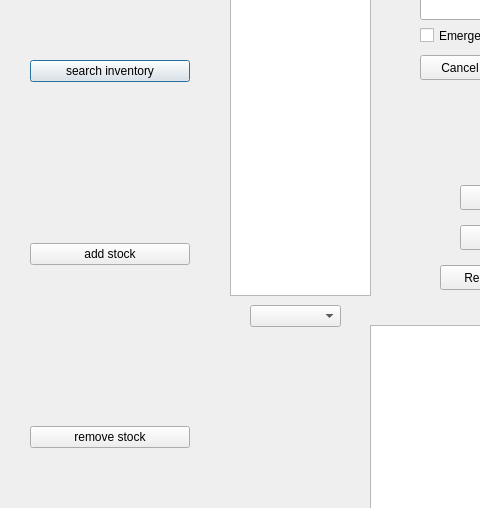
Above: maindirectory.ui from oracle-ryuu/SimpleSerums_radical_redo before the change; both pictures show x 0 to 480 and y 115 to 623 of the 1035 by 761 pixel window. Below: the same form after it.
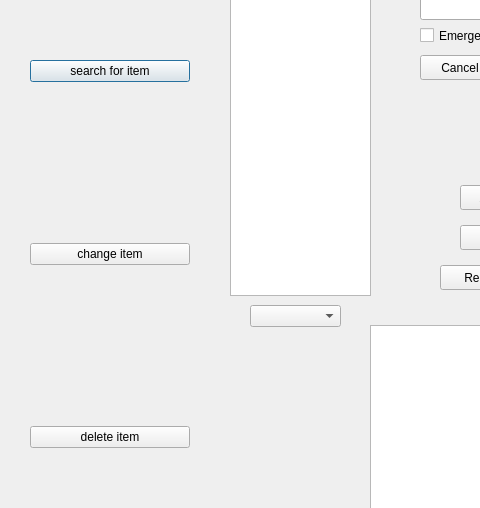
That is the form after the change.

Commit message: fixed functionality of decrease item so that error displays if quantity would be less than zero. no changes are made to inventory if this is the case

```diff
--- a/maindirectory.ui
+++ b/maindirectory.ui
@@ -26,21 +26,21 @@
     <item>
      <widget class="QPushButton" name="pushButton_3">
       <property name="text">
-       <string>search inventory</string>
+       <string>search for item</string>
       </property>
      </widget>
     </item>
     <item>
      <widget class="QPushButton" name="pushButton_2">
       <property name="text">
-       <string>add stock</string>
+       <string>change item</string>
       </property>
      </widget>
     </item>
     <item>
      <widget class="QPushButton" name="pushButton">
       <property name="text">
-       <string>remove stock</string>
+       <string>delete item</string>
       </property>
      </widget>
     </item>
```
The commit also changes 13 other files.
